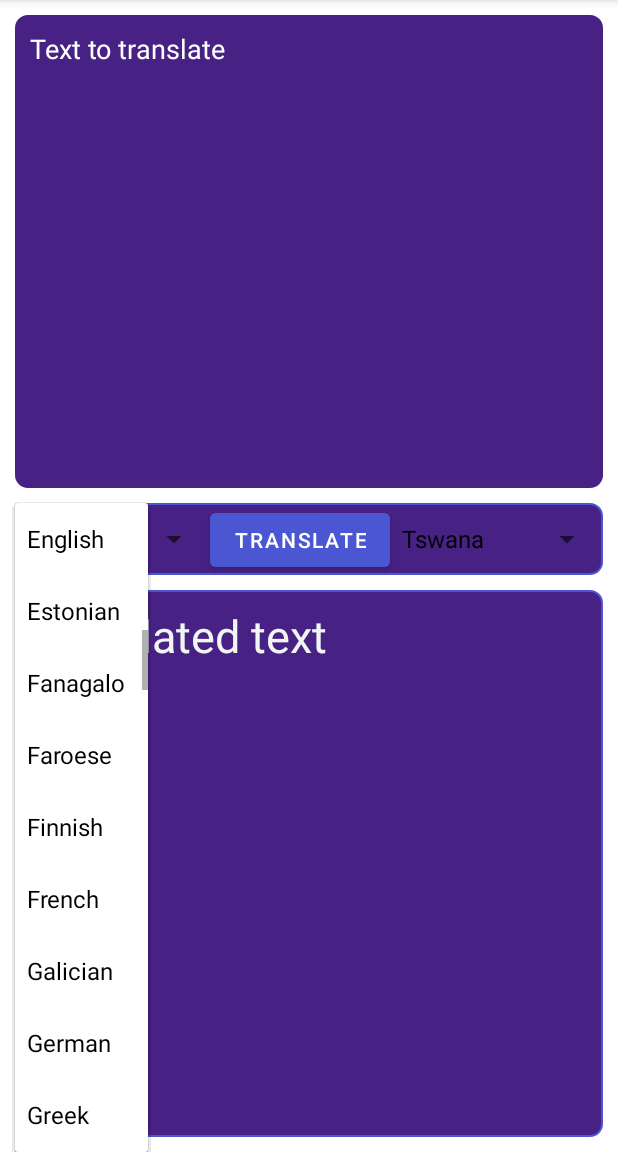
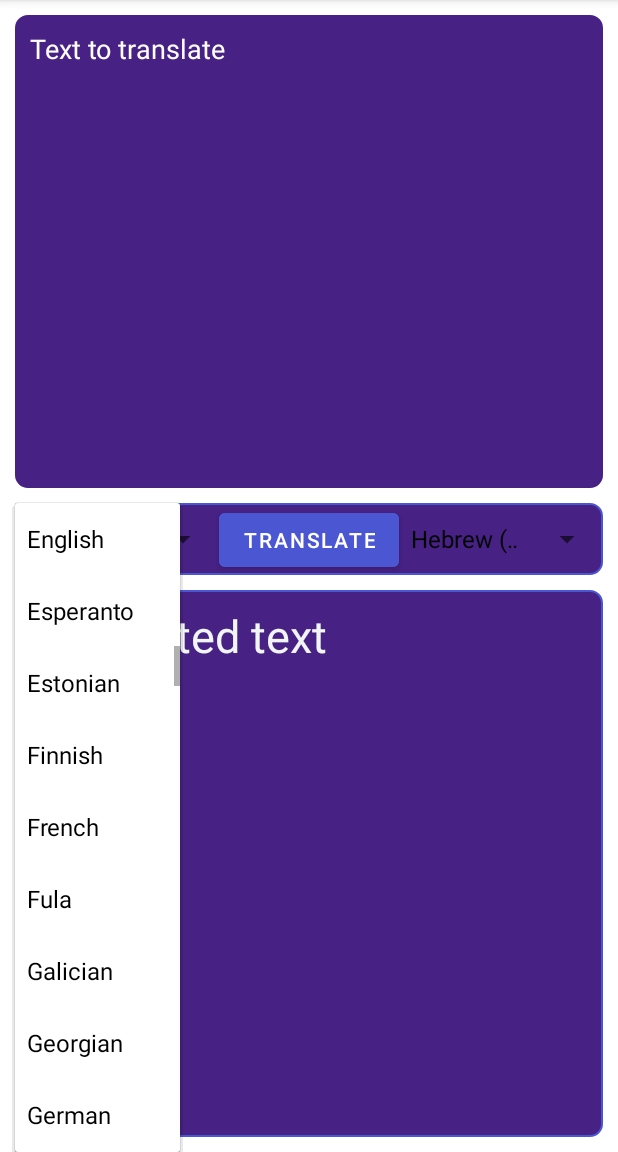
Before and after one commit to Setr0/TranslationApp, an Android app: the screen it shows after launch (MainActivity), after a tap on "English", on a phone screen of 412 x 824 dp, the part 84-1236 px from its top. Run offline under Robolectric (Android 15) with nearby library versions, the phone set to English and light mode, and no system bars.

Commit message:
Fixed some bugs

```diff
--- a/app/src/main/java/com/example/translationapp/Countries.java
+++ b/app/src/main/java/com/example/translationapp/Countries.java
@@ -7,103 +7,151 @@ public class Countries {
     static JSONObject data() throws JSONException {
         JSONObject countriesObj = new JSONObject();
 
-        countriesObj.put("Amharic", "am-ET");
-        countriesObj.put("Arabic", "ar-SA");
-        countriesObj.put("Bielarus", "be-BY");
-        countriesObj.put("Bemba", "bem-ZM");
-        countriesObj.put("Bislama", "bi-VU");
-        countriesObj.put("Bajan", "bjs-BB");
-        countriesObj.put("Bengali", "bn-IN");
-        countriesObj.put("Tibetan", "bo-CN");
-        countriesObj.put("Breton", "br-FR");
-        countriesObj.put("Bosnian", "bs-BA");
-        countriesObj.put("Catalan", "ca-ES");
-        countriesObj.put("Coptic", "cop-EG");
-        countriesObj.put("Czech", "cs-CZ");
-        countriesObj.put("Welsh", "cy-GB");
-        countriesObj.put("Danish", "da-DK");
-        countriesObj.put("Dzongkha", "dz-BT");
-        countriesObj.put("German", "de-DE");
-        countriesObj.put("Maldivian", "dv-MV");
-        countriesObj.put("Greek", "el-GR");
-        countriesObj.put("English", "en-GB");
-        countriesObj.put("Spanish", "es-ES");
-        countriesObj.put("Estonian", "et-EE");
-        countriesObj.put("Basque", "eu-ES");
-        countriesObj.put("Persian", "fa-IR");
-        countriesObj.put("Finnish", "fi-FI");
-        countriesObj.put("Fanagalo", "fn-FNG");
-        countriesObj.put("Faroese", "fo-FO");
-        countriesObj.put("French", "fr-FR");
-        countriesObj.put("Galician", "gl-ES");
-        countriesObj.put("Gujarati", "gu-IN");
-        countriesObj.put("Hausa", "ha-NE");
-        countriesObj.put("Hebrew", "he-IL");
-        countriesObj.put("Hindi", "hi-IN");
-        countriesObj.put("Croatian", "hr-HR");
-        countriesObj.put("Hungarian", "hu-HU");
-        countriesObj.put("Indonesian", "id-ID");
-        countriesObj.put("Icelandic", "is-IS");
-        countriesObj.put("Italian", "it-IT");
-        countriesObj.put("Japanese", "ja-JP");
-        countriesObj.put("Kazakh", "kk-KZ");
-        countriesObj.put("Khmer", "km-KM");
-        countriesObj.put("Kannada", "kn-IN");
-        countriesObj.put("Korean", "ko-KR");
-        countriesObj.put("Kurdish", "ku-TR");
-        countriesObj.put("Kyrgyz", "ky-KG");
-        countriesObj.put("Latin", "la-VA");
-        countriesObj.put("Lao", "lo-LA");
-        countriesObj.put("Latvian", "lv-LV");
-        countriesObj.put("Mende", "men-SL");
-        countriesObj.put("Malagasy", "mg-MG");
-        countriesObj.put("Maori", "mi-NZ");
-        countriesObj.put("Malay", "ms-MY");
-        countriesObj.put("Maltese", "mt-MT");
-        countriesObj.put("Burmese", "my-MM");
-        countriesObj.put("Nepali", "ne-NP");
-        countriesObj.put("Niuean", "niu-NU");
-        countriesObj.put("Dutch", "nl-NL");
-        countriesObj.put("Norwegian", "no-NO");
-        countriesObj.put("Nyanja", "ny-MW");
-        countriesObj.put("Pakistani", "ur-PK");
-        countriesObj.put("Palauan", "pau-PW");
-        countriesObj.put("Panjabi", "pa-IN");
-        countriesObj.put("Pashto", "ps-PK");
-        countriesObj.put("Pijin", "pis-SB");
-        countriesObj.put("Polish", "pl-PL");
-        countriesObj.put("Portuguese", "pt-PT");
-        countriesObj.put("Kirundi", "rn-BI");
-        countriesObj.put("Romanian", "ro-RO");
-        countriesObj.put("Russian", "ru-RU");
-        countriesObj.put("Sango", "sg-CF");
-        countriesObj.put("Sinhala", "si-LK");
-        countriesObj.put("Slovak", "sk-SK");
-        countriesObj.put("Samoan", "sm-WS");
-        countriesObj.put("Shona", "sn-ZW");
-        countriesObj.put("Somali", "so-SO");
-        countriesObj.put("Albanian", "sq-AL");
-        countriesObj.put("Serbian", "sr-RS");
-        countriesObj.put("Swedish", "sv-SE");
-        countriesObj.put("Swahili", "sw-SZ");
-        countriesObj.put("Tamil", "ta-LK");
-        countriesObj.put("Telugu", "te-IN");
-        countriesObj.put("Tetum", "tet-TL");
-        countriesObj.put("Tajik", "tg-TJ");
-        countriesObj.put("Thai", "th-TH");
-        countriesObj.put("Tigrinya", "ti-TI");
-        countriesObj.put("Turkmen", "tk-TM");
-        countriesObj.put("Tagalog", "tl-PH");
-        countriesObj.put("Tswana", "tn-BW");
-        countriesObj.put("Tongan", "to-TO");
-        countriesObj.put("Turkish", "tr-TR");
-        countriesObj.put("Ukrainian", "uk-UA");
-        countriesObj.put("Uzbek", "uz-UZ");
-        countriesObj.put("Vietnamese", "vi-VN");
-        countriesObj.put("Wolof", "wo-SN");
-        countriesObj.put("Xhosa", "xh-ZA");
-        countriesObj.put("Yiddish", "yi-YD");
-        countriesObj.put("Zulu", "zu-ZA");
+        countriesObj.put("Afrikaans", "af");
+        countriesObj.put("Amharic", "am");
+        countriesObj.put("Arabic", "ar");
+        countriesObj.put("Aragonese", "an");
+        countriesObj.put("Armenian", "hy");
+        countriesObj.put("Avaric", "av");
+        countriesObj.put("Avestan", "ae");
+        countriesObj.put("Azerbaijani", "az");
+        countriesObj.put("Basque", "eu");
+        countriesObj.put("Belarusian", "be");
+        countriesObj.put("Bengali", "bn");
+        countriesObj.put("Bosnian", "bs");
+        countriesObj.put("Bulgarian", "bg");
+        countriesObj.put("Burmese", "my");
+        countriesObj.put("Catalan", "ca");
+        countriesObj.put("Chamorro", "ch");
+        countriesObj.put("Chechen", "ce");
+        countriesObj.put("Chichewa", "ny");
+        countriesObj.put("Chinese", "zh");
+        countriesObj.put("Chinese (Hong Kong)", "zh-hk");
+        countriesObj.put("Chinese (Macau)", "zh-mo");
+        countriesObj.put("Chinese (PRC)", "zh-cn");
+        countriesObj.put("Chinese (Singapore)", "zh-sg");
+        countriesObj.put("Chinese (Taiwan)", "zh-tw");
+        countriesObj.put("Chuvash", "cv");
+        countriesObj.put("Cornish", "kw");
+        countriesObj.put("Corsican", "co");
+        countriesObj.put("Cree", "cr");
+        countriesObj.put("Croatian", "hr");
+        countriesObj.put("Czech", "cs");
+        countriesObj.put("Danish", "da");
+        countriesObj.put("Dutch", "nl");
+        countriesObj.put("English", "en");
+        countriesObj.put("Esperanto", "eo");
+        countriesObj.put("Estonian", "et");
+        countriesObj.put("Finnish", "fi");
+        countriesObj.put("French", "fr");
+        countriesObj.put("Fula", "ff");
+        countriesObj.put("Galician", "gl");
+        countriesObj.put("Georgian", "ka");
+        countriesObj.put("German", "de");
+        countriesObj.put("Greek", "el");
+        countriesObj.put("Gujarati", "gu");
+        countriesObj.put("Haitian", "ht");
+        countriesObj.put("Hausa", "ha");
+        countriesObj.put("Hebrew", "he");
+        countriesObj.put("Hebrew (Old)", "iw");
+        countriesObj.put("Herero", "hz");
+        countriesObj.put("Hindi", "hi");
+        countriesObj.put("Hiri Motu", "ho");
+        countriesObj.put("Hmong", "hmn");
+        countriesObj.put("Hungarian", "hu");
+        countriesObj.put("Icelandic", "is");
+        countriesObj.put("Ido", "io");
+        countriesObj.put("Igbo", "ig");
+        countriesObj.put("Iloko", "il");
+        countriesObj.put("Indonesian", "id");
+        countriesObj.put("Irish", "ga");
+        countriesObj.put("Italian", "it");
+        countriesObj.put("Japanese", "ja");
+        countriesObj.put("Javanese", "jv");
+        countriesObj.put("Kannada", "kn");
+        countriesObj.put("Kanuri", "kr");
+        countriesObj.put("Kazakh", "kk");
+        countriesObj.put("Khmer", "km");
+        countriesObj.put("Kikuyu", "ki");
+        countriesObj.put("Kinyarwanda", "rw");
+        countriesObj.put("Komi", "kv");
+        countriesObj.put("Kongo", "kg");
+        countriesObj.put("Korean", "ko");
+        countriesObj.put("Kurdish", "ku");
+        countriesObj.put("Kwanyama", "kj");
+        countriesObj.put("Kyrgyz", "ky");
+        countriesObj.put("Lao", "lo");
+        countriesObj.put("Latin", "la");
+        countriesObj.put("Latvian", "lv");
+        countriesObj.put("Limburgish", "li");
+        countriesObj.put("Lithuanian", "lt");
+        countriesObj.put("Luba-Katanga", "lu");
+        countriesObj.put("Luxembourgish", "lb");
+        countriesObj.put("Macedonian", "mk");
+        countriesObj.put("Malagasy", "mg");
+        countriesObj.put("Malay", "ms");
+        countriesObj.put("Malayalam", "ml");
+        countriesObj.put("Maltese", "mt");
+        countriesObj.put("Marathi", "mr");
+        countriesObj.put("Marshallese", "mh");
+        countriesObj.put("Mongolian", "mn");
+        countriesObj.put("Māori", "mi");
+        countriesObj.put("Navajo", "nv");
+        countriesObj.put("Ndonga", "ng");
+        countriesObj.put("Nepali", "ne");
+        countriesObj.put("Northern Ndebele", "nd");
+        countriesObj.put("Northern Sami", "se");
+        countriesObj.put("Norwegian", "no");
+        countriesObj.put("Norwegian Bokmål", "nb");
+        countriesObj.put("Norwegian Nynorsk", "nn");
+        countriesObj.put("Nuosu", "ii");
+        countriesObj.put("Ojibwe", "oj");
+        countriesObj.put("Old Church Slavonic", "cu");
+        countriesObj.put("Oriya", "or");
+        countriesObj.put("Panjabi", "pa");
+        countriesObj.put("Pashto", "ps");
+        countriesObj.put("Persian", "fa");
+        countriesObj.put("Polish", "pl");
+        countriesObj.put("Portuguese", "pt");
+        countriesObj.put("Pāli", "pi");
+        countriesObj.put("Romanian", "ro");
+        countriesObj.put("Russian", "ru");
+        countriesObj.put("Samoan", "sm");
+        countriesObj.put("Sardinian", "sc");
+        countriesObj.put("Scottish Gaelic", "gd");
+        countriesObj.put("Serbian", "sr");
+        countriesObj.put("Shona", "sn");
+        countriesObj.put("Sindhi", "sd");
+        countriesObj.put("Sinhala", "si");
+        countriesObj.put("Slovak", "sk");
+        countriesObj.put("Slovene", "sl");
+        countriesObj.put("Somali", "so");
+        countriesObj.put("Southern Ndebele", "nr");
+        countriesObj.put("Southern Sotho", "st");
+        countriesObj.put("Spanish", "es");
+        countriesObj.put("Sundanese", "su");
+        countriesObj.put("Swahili", "sw");
+        countriesObj.put("Swedish", "sv");
+        countriesObj.put("Tagalog", "tl");
+        countriesObj.put("Tahitian", "ty");
+        countriesObj.put("Tajik", "tg");
+        countriesObj.put("Tamil", "ta");
+        countriesObj.put("Tatar", "tt");
+        countriesObj.put("Telugu", "te");
+        countriesObj.put("Thai", "th");
+        countriesObj.put("Turkish", "tr");
+        countriesObj.put("Turkmen", "tk");
+        countriesObj.put("Ukrainian", "uk");
+        countriesObj.put("Urdu", "ur");
+        countriesObj.put("Uyghur", "ug");
+        countriesObj.put("Uzbek", "uz");
+        countriesObj.put("Vietnamese", "vi");
+        countriesObj.put("Walloon", "wa");
+        countriesObj.put("Welsh", "cy");
+        countriesObj.put("Western Frisian", "fy");
+        countriesObj.put("Xhosa", "xh");
+        countriesObj.put("Yiddish", "yi");
+        countriesObj.put("Yoruba", "yo");
 
         return countriesObj;
     }
--- a/app/src/main/java/com/example/translationapp/MainActivity.java
+++ b/app/src/main/java/com/example/translationapp/MainActivity.java
@@ -65,7 +65,7 @@ public class MainActivity extends AppCompatActivity {
             toLanguageSpinner.setAdapter(adapter);
 
             for(int i = 0; i < adapter.getCount(); i++){
-                if(adapter.getItem(i).equals(Locale.getDefault().getDisplayLanguage())){
+                if(countries.getString(adapter.getItem(i)).equals(Locale.getDefault().getLanguage())){
                     fromLanguageSpinner.setSelection(i);
                 }
 
```
